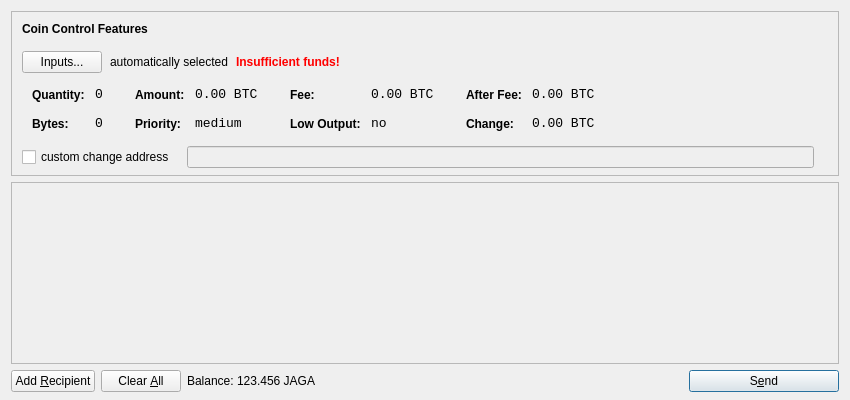
jagaricoin-project/jagaricoin, file src/qt/forms/sendcoinsdialog.ui: the form before one commit.
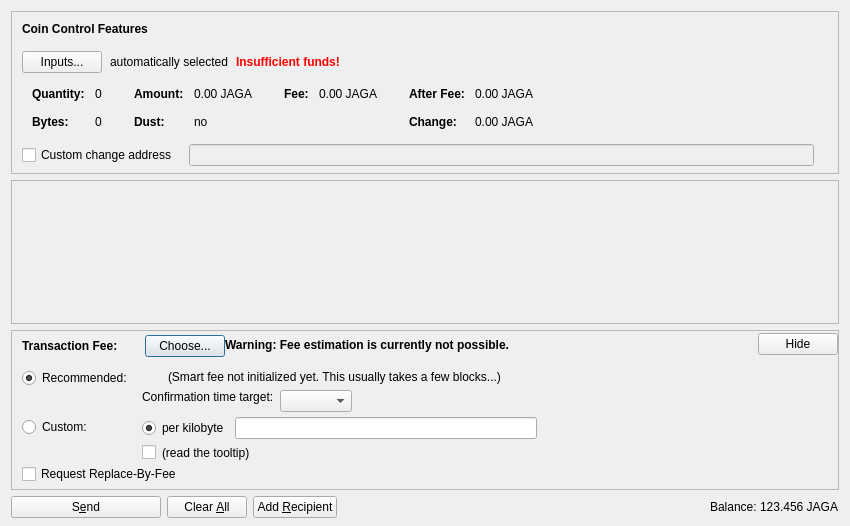
The form after the commit. Icons and pictures are not drawn. Custom widgets are drawn as their Qt base class.

The edit to the form file:
```diff
--- a/src/qt/forms/sendcoinsdialog.ui
+++ b/src/qt/forms/sendcoinsdialog.ui
@@ -7,13 +7,13 @@
     <x>0</x>
     <y>0</y>
     <width>850</width>
-    <height>400</height>
+    <height>526</height>
    </rect>
   </property>
   <property name="windowTitle">
    <string>Send Coins</string>
   </property>
-  <layout class="QVBoxLayout" name="verticalLayout" stretch="0,1,0">
+  <layout class="QVBoxLayout" name="verticalLayout" stretch="0,1,0,0">
    <property name="bottomMargin">
     <number>8</number>
    </property>
@@ -39,7 +39,7 @@
      </property>
      <layout class="QVBoxLayout" name="verticalLayoutCoinControl2">
       <property name="spacing">
-       <number>-1</number>
+       <number>0</number>
       </property>
       <property name="leftMargin">
        <number>0</number>
@@ -109,6 +109,9 @@
             <property name="text">
              <string>Inputs...</string>
             </property>
+            <property name="autoDefault">
+             <bool>false</bool>
+            </property>
            </widget>
           </item>
           <item>
@@ -173,7 +176,16 @@
            <string notr="true"/>
           </property>
           <layout class="QHBoxLayout" name="horizontalLayoutCoinControl5">
-           <property name="margin">
+           <property name="leftMargin">
+            <number>0</number>
+           </property>
+           <property name="topMargin">
+            <number>0</number>
+           </property>
+           <property name="rightMargin">
+            <number>0</number>
+           </property>
+           <property name="bottomMargin">
             <number>0</number>
            </property>
            <item>
@@ -206,8 +218,11 @@
                </property>
                <item row="0" column="0">
                 <widget class="QLabel" name="labelCoinControlQuantityText">
-                 <property name="styleSheet">
-                  <string notr="true">font-weight:bold;</string>
+                 <property name="font">
+                  <font>
+                   <weight>75</weight>
+                   <bold>true</bold>
+                  </font>
                  </property>
                  <property name="text">
                   <string>Quantity:</string>
@@ -219,12 +234,6 @@
                </item>
                <item row="0" column="1">
                 <widget class="QLabel" name="labelCoinControlQuantity">
-                 <property name="font">
-                  <font>
-                   <family>Monospace</family>
-                   <pointsize>10</pointsize>
-                  </font>
-                 </property>
                  <property name="cursor">
                   <cursorShape>IBeamCursor</cursorShape>
                  </property>
@@ -244,8 +253,11 @@
                </item>
                <item row="1" column="0">
                 <widget class="QLabel" name="labelCoinControlBytesText">
-                 <property name="styleSheet">
-                  <string notr="true">font-weight:bold;</string>
+                 <property name="font">
+                  <font>
+                   <weight>75</weight>
+                   <bold>true</bold>
+                  </font>
                  </property>
                  <property name="text">
                   <string>Bytes:</string>
@@ -254,12 +266,6 @@
                </item>
                <item row="1" column="1">
                 <widget class="QLabel" name="labelCoinControlBytes">
-                 <property name="font">
-                  <font>
-                   <family>Monospace</family>
-                   <pointsize>10</pointsize>
-                  </font>
-                 </property>
                  <property name="cursor">
                   <cursorShape>IBeamCursor</cursorShape>
                  </property>
@@ -295,8 +301,11 @@
                </property>
                <item row="0" column="0">
                 <widget class="QLabel" name="labelCoinControlAmountText">
-                 <property name="styleSheet">
-                  <string notr="true">font-weight:bold;</string>
+                 <property name="font">
+                  <font>
+                   <weight>75</weight>
+                   <bold>true</bold>
+                  </font>
                  </property>
                  <property name="text">
                   <string>Amount:</string>
@@ -308,12 +317,6 @@
                </item>
                <item row="0" column="1">
                 <widget class="QLabel" name="labelCoinControlAmount">
-                 <property name="font">
-                  <font>
-                   <family>Monospace</family>
-                   <pointsize>10</pointsize>
-                  </font>
-                 </property>
                  <property name="cursor">
                   <cursorShape>IBeamCursor</cursorShape>
                  </property>
@@ -321,7 +324,7 @@
                   <enum>Qt::ActionsContextMenu</enum>
                  </property>
                  <property name="text">
-                  <string notr="true">0.00 BTC</string>
+                  <string notr="true">0.00 JAGA</string>
                  </property>
                  <property name="textInteractionFlags">
                   <set>Qt::LinksAccessibleByMouse|Qt::TextSelectableByKeyboard|Qt::TextSelectableByMouse</set>
@@ -329,23 +332,20 @@
                 </widget>
                </item>
                <item row="1" column="0">
-                <widget class="QLabel" name="labelCoinControlPriorityText">
-                 <property name="styleSheet">
-                  <string notr="true">font-weight:bold;</string>
+                <widget class="QLabel" name="labelCoinControlLowOutputText">
+                 <property name="font">
+                  <font>
+                   <weight>75</weight>
+                   <bold>true</bold>
+                  </font>
                  </property>
                  <property name="text">
-                  <string>Priority:</string>
+                  <string>Dust:</string>
                  </property>
                 </widget>
                </item>
                <item row="1" column="1">
-                <widget class="QLabel" name="labelCoinControlPriority">
-                 <property name="font">
-                  <font>
-                   <family>Monospace</family>
-                   <pointsize>10</pointsize>
-                  </font>
-                 </property>
+                <widget class="QLabel" name="labelCoinControlLowOutput">
                  <property name="cursor">
                   <cursorShape>IBeamCursor</cursorShape>
                  </property>
@@ -353,7 +353,7 @@
                   <enum>Qt::ActionsContextMenu</enum>
                  </property>
                  <property name="text">
-                  <string>medium</string>
+                  <string notr="true">no</string>
                  </property>
                  <property name="textInteractionFlags">
                   <set>Qt::LinksAccessibleByMouse|Qt::TextSelectableByKeyboard|Qt::TextSelectableByMouse</set>
@@ -381,8 +381,11 @@
                </property>
                <item row="0" column="0">
                 <widget class="QLabel" name="labelCoinControlFeeText">
-                 <property name="styleSheet">
-                  <string notr="true">font-weight:bold;</string>
+                 <property name="font">
+                  <font>
+                   <weight>75</weight>
+                   <bold>true</bold>
+                  </font>
                  </property>
                  <property name="text">
                   <string>Fee:</string>
@@ -394,12 +397,6 @@
                </item>
                <item row="0" column="1">
                 <widget class="QLabel" name="labelCoinControlFee">
-                 <property name="font">
-                  <font>
-                   <family>Monospace</family>
-                   <pointsize>10</pointsize>
-                  </font>
-                 </property>
                  <property name="cursor">
                   <cursorShape>IBeamCursor</cursorShape>
                  </property>
@@ -407,39 +404,7 @@
                   <enum>Qt::ActionsContextMenu</enum>
                  </property>
                  <property name="text">
-                  <string notr="true">0.00 BTC</string>
-                 </property>
-                 <property name="textInteractionFlags">
-                  <set>Qt::LinksAccessibleByMouse|Qt::TextSelectableByKeyboard|Qt::TextSelectableByMouse</set>
-                 </property>
-                </widget>
-               </item>
-               <item row="1" column="0">
-                <widget class="QLabel" name="labelCoinControlLowOutputText">
-                 <property name="styleSheet">
-                  <string notr="true">font-weight:bold;</string>
-                 </property>
-                 <property name="text">
-                  <string>Low Output:</string>
-                 </property>
-                </widget>
-               </item>
-               <item row="1" column="1">
-                <widget class="QLabel" name="labelCoinControlLowOutput">
-                 <property name="font">
-                  <font>
-                   <family>Monospace</family>
-                   <pointsize>10</pointsize>
-                  </font>
-                 </property>
-                 <property name="cursor">
-                  <cursorShape>IBeamCursor</cursorShape>
-                 </property>
-                 <property name="contextMenuPolicy">
-                  <enum>Qt::ActionsContextMenu</enum>
-                 </property>
-                 <property name="text">
-                  <string>no</string>
+                  <string notr="true">0.00 JAGA</string>
                  </property>
                  <property name="textInteractionFlags">
                   <set>Qt::LinksAccessibleByMouse|Qt::TextSelectableByKeyboard|Qt::TextSelectableByMouse</set>
@@ -467,8 +432,11 @@
                </property>
                <item row="0" column="0">
                 <widget class="QLabel" name="labelCoinControlAfterFeeText">
-                 <property name="styleSheet">
-                  <string notr="true">font-weight:bold;</string>
+                 <property name="font">
+                  <font>
+                   <weight>75</weight>
+                   <bold>true</bold>
+                  </font>
                  </property>
                  <property name="text">
                   <string>After Fee:</string>
@@ -480,12 +448,6 @@
                </item>
                <item row="0" column="1">
                 <widget class="QLabel" name="labelCoinControlAfterFee">
-                 <property name="font">
-                  <font>
-                   <family>Monospace</family>
-                   <pointsize>10</pointsize>
-                  </font>
-                 </property>
                  <property name="cursor">
                   <cursorShape>IBeamCursor</cursorShape>
                  </property>
@@ -493,7 +455,7 @@
                   <enum>Qt::ActionsContextMenu</enum>
                  </property>
                  <property name="text">
-                  <string notr="true">0.00 BTC</string>
+                  <string notr="true">0.00 JAGA</string>
                  </property>
                  <property name="textInteractionFlags">
                   <set>Qt::LinksAccessibleByMouse|Qt::TextSelectableByKeyboard|Qt::TextSelectableByMouse</set>
@@ -502,8 +464,11 @@
                </item>
                <item row="1" column="0">
                 <widget class="QLabel" name="labelCoinControlChangeText">
-                 <property name="styleSheet">
-                  <string notr="true">font-weight:bold;</string>
+                 <property name="font">
+                  <font>
+                   <weight>75</weight>
+                   <bold>true</bold>
+                  </font>
                  </property>
                  <property name="text">
                   <string>Change:</string>
@@ -512,12 +477,6 @@
                </item>
                <item row="1" column="1">
                 <widget class="QLabel" name="labelCoinControlChange">
-                 <property name="font">
-                  <font>
-                   <family>Monospace</family>
-                   <pointsize>10</pointsize>
-                  </font>
-                 </property>
                  <property name="cursor">
                   <cursorShape>IBeamCursor</cursorShape>
                  </property>
@@ -525,7 +484,7 @@
                   <enum>Qt::ActionsContextMenu</enum>
                  </property>
                  <property name="text">
-                  <string notr="true">0.00 BTC</string>
+                  <string notr="true">0.00 JAGA</string>
                  </property>
                  <property name="textInteractionFlags">
                   <set>Qt::LinksAccessibleByMouse|Qt::TextSelectableByKeyboard|Qt::TextSelectableByMouse</set>
@@ -555,13 +514,16 @@
           </property>
           <item>
            <widget class="QCheckBox" name="checkBoxCoinControlChange">
+            <property name="toolTip">
+             <string>If this is activated, but the change address is empty or invalid, change will be sent to a newly generated address.</string>
+            </property>
             <property name="text">
-             <string>custom change address</string>
+             <string>Custom change address</string>
             </property>
            </widget>
           </item>
           <item>
-           <widget class="QLineEdit" name="lineEditCoinControlChange">
+           <widget class="QValidatedLineEdit" name="lineEditCoinControlChange">
             <property name="enabled">
              <bool>false</bool>
             </property>
@@ -626,11 +588,20 @@
         <x>0</x>
         <y>0</y>
         <width>830</width>
-        <height>165</height>
+        <height>104</height>
        </rect>
       </property>
-      <layout class="QVBoxLayout" name="verticalLayout_2">
-       <property name="margin">
+      <layout class="QVBoxLayout" name="verticalLayout_2" stretch="0,1">
+       <property name="leftMargin">
+        <number>0</number>
+       </property>
+       <property name="topMargin">
+        <number>0</number>
+       </property>
+       <property name="rightMargin">
+        <number>0</number>
+       </property>
+       <property name="bottomMargin">
         <number>0</number>
        </property>
        <item>
@@ -657,23 +628,546 @@
      </widget>
     </widget>
    </item>
+   <item>
+    <widget class="QFrame" name="frameFee">
+     <property name="sizePolicy">
+      <sizepolicy hsizetype="Expanding" vsizetype="Expanding">
+       <horstretch>0</horstretch>
+       <verstretch>0</verstretch>
+      </sizepolicy>
+     </property>
+     <property name="maximumSize">
+      <size>
+       <width>16777215</width>
+       <height>16777215</height>
+      </size>
+     </property>
+     <property name="frameShape">
+      <enum>QFrame::StyledPanel</enum>
+     </property>
+     <property name="frameShadow">
+      <enum>QFrame::Sunken</enum>
+     </property>
+     <layout class="QVBoxLayout" name="verticalLayoutFee1">
+      <property name="spacing">
+       <number>0</number>
+      </property>
+      <property name="leftMargin">
+       <number>0</number>
+      </property>
+      <property name="topMargin">
+       <number>0</number>
+      </property>
+      <property name="rightMargin">
+       <number>0</number>
+      </property>
+      <property name="bottomMargin">
+       <number>0</number>
+      </property>
+      <item>
+       <layout class="QVBoxLayout" name="verticalLayoutFee2" stretch="0,0,0">
+        <property name="spacing">
+         <number>0</number>
+        </property>
+        <property name="leftMargin">
+         <number>10</number>
+        </property>
+        <property name="topMargin">
+         <number>0</number>
+        </property>
+        <item>
+         <layout class="QHBoxLayout" name="horizontalLayoutFee1">
+          <property name="bottomMargin">
+           <number>0</number>
+          </property>
+          <item>
+           <layout class="QVBoxLayout" name="verticalLayoutFee7">
+            <property name="spacing">
+             <number>0</number>
+            </property>
+            <item>
+             <spacer name="verticalSpacerSmartFee">
+              <property name="orientation">
+               <enum>Qt::Vertical</enum>
+              </property>
+              <property name="sizeType">
+               <enum>QSizePolicy::Fixed</enum>
+              </property>
+              <property name="sizeHint" stdset="0">
+               <size>
+                <width>1</width>
+                <height>4</height>
+               </size>
+              </property>
+             </spacer>
+            </item>
+            <item>
+             <layout class="QHBoxLayout" name="horizontalLayoutSmartFee">
+              <property name="spacing">
+               <number>10</number>
+              </property>
+              <item>
+               <widget class="QLabel" name="labelFeeHeadline">
+                <property name="sizePolicy">
+                 <sizepolicy hsizetype="Preferred" vsizetype="Maximum">
+                  <horstretch>0</horstretch>
+                  <verstretch>0</verstretch>
+                 </sizepolicy>
+                </property>
+                <property name="font">
+                 <font>
+                  <weight>75</weight>
+                  <bold>true</bold>
+                 </font>
+                </property>
+                <property name="styleSheet">
+                 <string notr="true">font-weight:bold;</string>
+                </property>
+                <property name="text">
+                 <string>Transaction Fee:</string>
+                </property>
+               </widget>
+              </item>
+              <item>
+               <widget class="QLabel" name="labelFeeMinimized">
+                <property name="text">
+                 <string/>
+                </property>
+               </widget>
+              </item>
+              <item>
+               <widget class="QPushButton" name="buttonChooseFee">
+                <property name="text">
+                 <string>Choose...</string>
+                </property>
+               </widget>
+              </item>
+             </layout>
+            </item>
+            <item>
+             <spacer name="verticalSpacer_5">
+              <property name="orientation">
+               <enum>Qt::Vertical</enum>
+              </property>
+              <property name="sizeHint" stdset="0">
+               <size>
+                <width>1</width>
+                <height>1</height>
+               </size>
+              </property>
+             </spacer>
+            </item>
+           </layout>
+          </item>
+          <item>
+           <widget class="QLabel" name="fallbackFeeWarningLabel">
+            <property name="toolTip">
+             <string>Using the fallbackfee can result in sending a transaction that will take several hours or days (or never) to confirm. Consider choosing your fee manually or wait until you have validated the complete chain.</string>
+            </property>
+            <property name="font">
+            <font>
+                <weight>75</weight>
+                <bold>true</bold>
+            </font>
+            </property>
+            <property name="text">
+             <string>Warning: Fee estimation is currently not possible.</string>
+            </property>
+            <property name="wordWrap">
+             <bool>false</bool>
+            </property>
+           </widget>
+          </item>
+          <item>
+           <spacer name="horizontalSpacer_4">
+            <property name="orientation">
+             <enum>Qt::Horizontal</enum>
+            </property>
+            <property name="sizeType">
+             <enum>QSizePolicy::MinimumExpanding</enum>
+            </property>
+            <property name="sizeHint" stdset="0">
+             <size>
+              <width>40</width>
+              <height>20</height>
+             </size>
+            </property>
+           </spacer>
+          </item>
+          <item>
+           <widget class="QPushButton" name="buttonMinimizeFee">
+            <property name="toolTip">
+             <string>collapse fee-settings</string>
+            </property>
+            <property name="text">
+             <string>Hide</string>
+            </property>
+           </widget>
+          </item>
+         </layout>
+        </item>
+        <item>
+         <widget class="QFrame" name="frameFeeSelection">
+          <layout class="QVBoxLayout" name="verticalLayoutFee12">
+           <property name="spacing">
+            <number>0</number>
+           </property>
+           <property name="leftMargin">
+            <number>0</number>
+           </property>
+           <property name="topMargin">
+            <number>0</number>
+           </property>
+           <property name="rightMargin">
+            <number>0</number>
+           </property>
+           <property name="bottomMargin">
+            <number>0</number>
+           </property>
+           <item>
+            <layout class="QGridLayout" name="gridLayoutFee">
+             <property name="topMargin">
+              <number>10</number>
+             </property>
+             <property name="bottomMargin">
+              <number>4</number>
+             </property>
+             <property name="horizontalSpacing">
+              <number>10</number>
+             </property>
+             <property name="verticalSpacing">
+              <number>4</number>
+             </property>
+             <item row="1" column="1">
+              <layout class="QVBoxLayout" name="verticalLayoutFee8">
+               <property name="spacing">
+                <number>6</number>
+               </property>
+               <item>
+                <layout class="QHBoxLayout" name="horizontalLayoutFee13">
+                 <item>
+                  <widget class="QRadioButton" name="radioCustomPerKilobyte">
+                   <property name="toolTip">
+                    <string>If the custom fee is set to 1000 satoshis and the transaction is only 250 bytes, then &quot;per kilobyte&quot; only pays 250 satoshis in fee, while &quot;total at least&quot; pays 1000 satoshis. For transactions bigger than a kilobyte both pay by kilobyte.</string>
+                   </property>
+                   <property name="text">
+                    <string>per kilobyte</string>
+                   </property>
+                   <property name="checked">
+                    <bool>true</bool>
+                   </property>
+                   <attribute name="buttonGroup">
+                    <string notr="true">groupCustomFee</string>
+                   </attribute>
+                  </widget>
+                 </item>
+                 <item>
+                  <widget class="BitcoinAmountField" name="customFee"/>
+                 </item>
+                 <item>
+                  <spacer name="horizontalSpacer_6">
+                   <property name="orientation">
+                    <enum>Qt::Horizontal</enum>
+                   </property>
+                   <property name="sizeHint" stdset="0">
+                    <size>
+                     <width>1</width>
+                     <height>1</height>
+                    </size>
+                   </property>
+                  </spacer>
+                 </item>
+                </layout>
+               </item>
+               <item>
+                <layout class="QHBoxLayout" name="horizontalLayoutFee8">
+                 <item>
+                  <widget class="QCheckBox" name="checkBoxMinimumFee">
+                   <property name="toolTip">
+                    <string>Paying only the minimum fee is just fine as long as there is less transaction volume than space in the blocks. But be aware that this can end up in a never confirming transaction once there is more demand for jagaricoin transactions than the network can process.</string>
+                   </property>
+                   <property name="text">
+                    <string/>
+                   </property>
+                  </widget>
+                 </item>
+                 <item>
+                  <widget class="QLabel" name="labelMinFeeWarning">
+                   <property name="enabled">
+                    <bool>true</bool>
+                   </property>
+                   <property name="toolTip">
+                    <string>Paying only the minimum fee is just fine as long as there is less transaction volume than space in the blocks. But be aware that this can end up in a never confirming transaction once there is more demand for jagaricoin transactions than the network can process.</string>
+                   </property>
+                   <property name="text">
+                    <string>(read the tooltip)</string>
+                   </property>
+                   <property name="margin">
+                    <number>5</number>
+                   </property>
+                  </widget>
+                 </item>
+                 <item>
+                  <spacer name="horizontalSpacer_2">
+                   <property name="orientation">
+                    <enum>Qt::Horizontal</enum>
+                   </property>
+                   <property name="sizeHint" stdset="0">
+                    <size>
+                     <width>1</width>
+                     <height>1</height>
+                    </size>
+                   </property>
+                  </spacer>
+                 </item>
+                </layout>
+               </item>
+              </layout>
+             </item>
+             <item row="0" column="0">
+              <layout class="QVBoxLayout" name="verticalLayoutFee4" stretch="0,1">
+               <item>
+                <widget class="QRadioButton" name="radioSmartFee">
+                 <property name="text">
+                  <string>Recommended:</string>
+                 </property>
+                 <property name="checked">
+                  <bool>true</bool>
+                 </property>
+                 <attribute name="buttonGroup">
+                  <string notr="true">groupFee</string>
+                 </attribute>
+                </widget>
+               </item>
+               <item>
+                <spacer name="verticalSpacer_2">
+                 <property name="orientation">
+                  <enum>Qt::Vertical</enum>
+                 </property>
+                 <property name="sizeHint" stdset="0">
+                  <size>
+                   <width>1</width>
+                   <height>1</height>
+                  </size>
+                 </property>
+                </spacer>
+               </item>
+              </layout>
+             </item>
+             <item row="1" column="0">
+              <layout class="QVBoxLayout" name="verticalLayoutFee9" stretch="0,1">
+               <item>
+                <widget class="QRadioButton" name="radioCustomFee">
+                 <property name="text">
+                  <string>Custom:</string>
+                 </property>
+                 <attribute name="buttonGroup">
+                  <string notr="true">groupFee</string>
+                 </attribute>
+                </widget>
+               </item>
+               <item>
+                <spacer name="verticalSpacer_6">
+                 <property name="orientation">
+                  <enum>Qt::Vertical</enum>
+                 </property>
+                 <property name="sizeHint" stdset="0">
+                  <size>
+                   <width>1</width>
+                   <height>1</height>
+                  </size>
+                 </property>
+                </spacer>
+               </item>
+              </layout>
+             </item>
+             <item row="0" column="1">
+              <layout class="QVBoxLayout" name="verticalLayoutFee3" stretch="0,0,1">
+               <property name="spacing">
+                <number>6</number>
+               </property>
+               <property name="topMargin">
+                <number>2</number>
+               </property>
+               <item>
+                <layout class="QHBoxLayout" name="horizontalLayoutFee12">
+                 <item>
+                  <widget class="QLabel" name="labelSmartFee">
+                   <property name="text">
+                    <string/>
+                   </property>
+                   <property name="margin">
+                    <number>2</number>
+                   </property>
+                  </widget>
+                 </item>
+                 <item>
+                  <widget class="QLabel" name="labelFeeEstimation">
+                   <property name="text">
+                    <string/>
+                   </property>
+                  </widget>
+                 </item>
+                 <item>
+                  <widget class="QLabel" name="labelSmartFee2">
+                   <property name="text">
+                    <string>(Smart fee not initialized yet. This usually takes a few blocks...)</string>
+                   </property>
+                   <property name="margin">
+                    <number>2</number>
+                   </property>
+                  </widget>
+                 </item>
+                 <item>
+                  <spacer name="horizontalSpacer_5">
+                   <property name="orientation">
+                    <enum>Qt::Horizontal</enum>
+                   </property>
+                   <property name="sizeHint" stdset="0">
+                    <size>
+                     <width>1</width>
+                     <height>1</height>
+                    </size>
+                   </property>
+                  </spacer>
+                 </item>
+                </layout>
+               </item>
+               <item>
+                <layout class="QHBoxLayout" name="horizontalLayoutFee9">
+                 <item>
+                  <layout class="QVBoxLayout" name="verticalLayoutFee6">
+                   <item>
+                    <widget class="QLabel" name="labelSmartFee3">
+                     <property name="text">
+                      <string>Confirmation time target:</string>
+                     </property>
+                     <property name="margin">
+                      <number>2</number>
+                     </property>
+                    </widget>
+                   </item>
+                   <item>
+                    <spacer name="verticalSpacer_3">
+                     <property name="orientation">
+                      <enum>Qt::Vertical</enum>
+                     </property>
+                     <property name="sizeHint" stdset="0">
+                      <size>
+                       <width>1</width>
+                       <height>1</height>
+                      </size>
+                     </property>
+                    </spacer>
+                   </item>
+                  </layout>
+                 </item>
+                 <item>
+                  <layout class="QVBoxLayout" name="verticalLayoutFee5">
+                   <property name="rightMargin">
+                    <number>30</number>
+                   </property>
+                   <item>
+                    <layout class="QHBoxLayout" name="horizontalLayoutConfTarget">
+                     <property name="bottomMargin">
+                      <number>0</number>
+                     </property>
+                     <item>
+                      <widget class="QComboBox" name="confTargetSelector"/>
+                     </item>
+                     <item>
+                      <spacer name="horizontalSpacerConfTarget">
+                       <property name="orientation">
+                        <enum>Qt::Horizontal</enum>
+                       </property>
+                       <property name="sizeHint" stdset="0">
+                        <size>
+                         <width>40</width>
+                         <height>20</height>
+                        </size>
+                       </property>
+                      </spacer>
+                     </item>
+                    </layout>
+                   </item>
+                  </layout>
+                 </item>
+                </layout>
+               </item>
+               <item>
+                <spacer name="verticalSpacer_4">
+                 <property name="orientation">
+                  <enum>Qt::Vertical</enum>
+                 </property>
+                 <property name="sizeHint" stdset="0">
+                  <size>
+                   <width>1</width>
+                   <height>1</height>
+                  </size>
+                 </property>
+                </spacer>
+               </item>
+              </layout>
+             </item>
+            </layout>
+           </item>
+           <item>
+            <widget class="QCheckBox" name="optInRBF">
+             <property name="text">
+              <string>Request Replace-By-Fee</string>
+             </property>
+             <property name="toolTip">
+              <string>Indicates that the sender may wish to replace this transaction with a new one paying higher fees (prior to being confirmed).</string>
+             </property>
+            </widget>
+           </item>
+          </layout>
+         </widget>
+        </item>
+        <item>
+         <spacer name="verticalSpacerFee">
+          <property name="orientation">
+           <enum>Qt::Vertical</enum>
+          </property>
+          <property name="sizeHint" stdset="0">
+           <size>
+            <width>40</width>
+            <height>5</height>
+           </size>
+          </property>
+         </spacer>
+        </item>
+       </layout>
+      </item>
+     </layout>
+    </widget>
+   </item>
    <item>
     <layout class="QHBoxLayout" name="horizontalLayout">
      <item>
-      <widget class="QPushButton" name="addButton">
+      <widget class="QPushButton" name="sendButton">
+       <property name="minimumSize">
+        <size>
+         <width>150</width>
+         <height>0</height>
+        </size>
+       </property>
        <property name="toolTip">
-        <string>Send to multiple recipients at once</string>
+        <string>Confirm the send action</string>
        </property>
        <property name="text">
-        <string>Add &amp;Recipient</string>
+        <string>S&amp;end</string>
        </property>
        <property name="icon">
         <iconset resource="../bitcoin.qrc">
-         <normaloff>:/icons/add</normaloff>:/icons/add</iconset>
+         <normaloff>:/icons/send</normaloff>:/icons/send</iconset>
        </property>
        <property name="autoDefault">
         <bool>false</bool>
        </property>
+       <property name="default">
+        <bool>false</bool>
+       </property>
       </widget>
      </item>
      <item>
@@ -685,7 +1179,7 @@
         </sizepolicy>
        </property>
        <property name="toolTip">
-        <string>Remove all transaction fields</string>
+        <string>Clear all fields of the form.</string>
        </property>
        <property name="text">
         <string>Clear &amp;All</string>
@@ -694,14 +1188,41 @@
         <iconset resource="../bitcoin.qrc">
          <normaloff>:/icons/remove</normaloff>:/icons/remove</iconset>
        </property>
-       <property name="autoRepeatDelay">
-        <number>300</number>
+       <property name="autoDefault">
+        <bool>false</bool>
        </property>
+      </widget>
+     </item>
+     <item>
+      <widget class="QPushButton" name="addButton">
+       <property name="toolTip">
+        <string>Send to multiple recipients at once</string>
+       </property>
+       <property name="text">
+        <string>Add &amp;Recipient</string>
+       </property>
+       <property name="icon">
+        <iconset resource="../bitcoin.qrc">
+         <normaloff>:/icons/add</normaloff>:/icons/add</iconset>
+       </property>
        <property name="autoDefault">
         <bool>false</bool>
        </property>
       </widget>
      </item>
+     <item>
+      <spacer name="horizontalSpacer">
+       <property name="orientation">
+        <enum>Qt::Horizontal</enum>
+       </property>
+       <property name="sizeHint" stdset="0">
+        <size>
+         <width>40</width>
+         <height>20</height>
+        </size>
+       </property>
+      </spacer>
+     </item>
      <item>
       <layout class="QHBoxLayout" name="horizontalLayout_2">
        <property name="spacing">
@@ -709,6 +1230,12 @@
        </property>
        <item>
         <widget class="QLabel" name="label">
+         <property name="sizePolicy">
+          <sizepolicy hsizetype="Preferred" vsizetype="Fixed">
+           <horstretch>0</horstretch>
+           <verstretch>0</verstretch>
+          </sizepolicy>
+         </property>
          <property name="text">
           <string>Balance:</string>
          </property>
@@ -716,11 +1243,17 @@
        </item>
        <item>
         <widget class="QLabel" name="labelBalance">
+         <property name="sizePolicy">
+          <sizepolicy hsizetype="Preferred" vsizetype="Fixed">
+           <horstretch>0</horstretch>
+           <verstretch>0</verstretch>
+          </sizepolicy>
+         </property>
          <property name="cursor">
           <cursorShape>IBeamCursor</cursorShape>
          </property>
          <property name="text">
-          <string>123.456 JAGA</string>
+          <string notr="true">123.456 JAGA</string>
          </property>
          <property name="textInteractionFlags">
           <set>Qt::LinksAccessibleByMouse|Qt::TextSelectableByKeyboard|Qt::TextSelectableByMouse</set>
@@ -729,46 +1262,23 @@
        </item>
       </layout>
      </item>
-     <item>
-      <spacer name="horizontalSpacer">
-       <property name="orientation">
-        <enum>Qt::Horizontal</enum>
-       </property>
-       <property name="sizeHint" stdset="0">
-        <size>
-         <width>40</width>
-         <height>20</height>
-        </size>
-       </property>
-      </spacer>
-     </item>
-     <item>
-      <widget class="QPushButton" name="sendButton">
-       <property name="minimumSize">
-        <size>
-         <width>150</width>
-         <height>0</height>
-        </size>
-       </property>
-       <property name="toolTip">
-        <string>Confirm the send action</string>
-       </property>
-       <property name="text">
-        <string>S&amp;end</string>
-       </property>
-       <property name="icon">
-        <iconset resource="../bitcoin.qrc">
-         <normaloff>:/icons/send</normaloff>:/icons/send</iconset>
-       </property>
-       <property name="default">
-        <bool>true</bool>
-       </property>
-      </widget>
-     </item>
     </layout>
    </item>
   </layout>
  </widget>
+ <customwidgets>
+  <customwidget>
+   <class>QValidatedLineEdit</class>
+   <extends>QLineEdit</extends>
+   <header>qvalidatedlineedit.h</header>
+  </customwidget>
+  <customwidget>
+   <class>BitcoinAmountField</class>
+   <extends>QLineEdit</extends>
+   <header>bitcoinamountfield.h</header>
+   <container>1</container>
+  </customwidget>
+ </customwidgets>
  <resources>
   <include location="../bitcoin.qrc"/>
  </resources>
```
Left out of the diff: 4 changed lines with no effect on the pictures.
